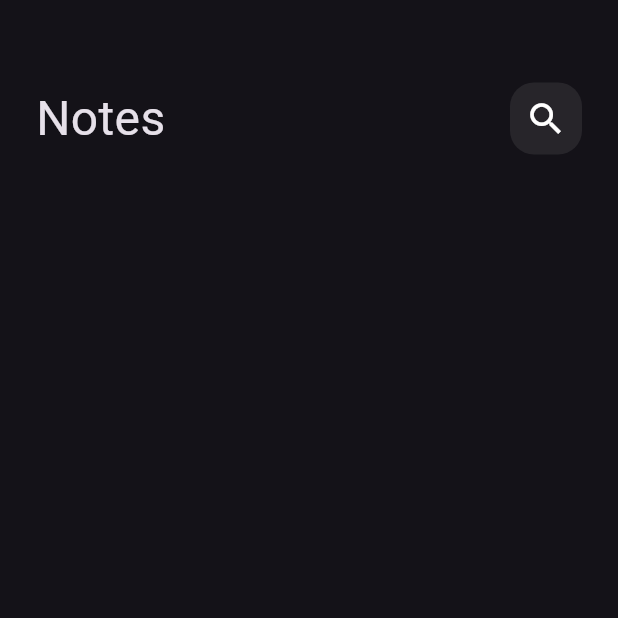
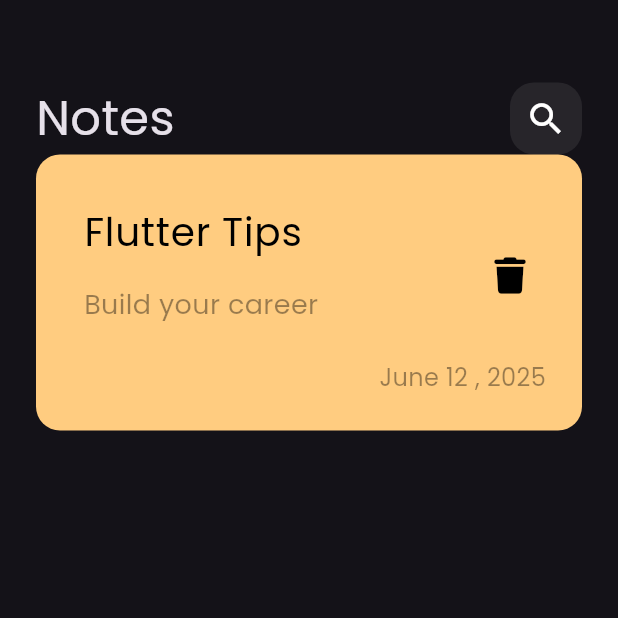
Before and after one commit to Menna2Alaa/notesApp, a Flutter app: the screen it shows after launch, on a phone screen of 412 x 824 dp, the top half of it. Run offline on Flutter 3.47's test engine with Material 3 defaults, Android fonts, the phone set to English and light mode, and no system bars; our stand-ins replace font_awesome_flutter.

Commit message:
create asset file and custome note item widget

```diff
--- a/lib/main.dart
+++ b/lib/main.dart
@@ -12,7 +12,7 @@ class NotesApp extends StatelessWidget {
   Widget build(BuildContext context) {
     return MaterialApp(
       debugShowCheckedModeBanner: false,
-      theme: ThemeData(brightness: Brightness.dark),
+      theme: ThemeData(brightness: Brightness.dark, fontFamily: 'Poppins'),
       home: const HomeView(),
     );
   }
--- /dev/null
+++ b/lib/views/widgets/custome_note_item.dart
@@ -0,0 +1,52 @@
+import 'package:flutter/material.dart';
+import 'package:font_awesome_flutter/font_awesome_flutter.dart';
+
+class NotesItem extends StatelessWidget {
+  const NotesItem({super.key});
+
+  @override
+  Widget build(BuildContext context) {
+    return Container(
+      padding: const EdgeInsets.only(top: 24, bottom: 24, left: 16),
+      decoration: BoxDecoration(
+        color: Color(0xffFFCC80),
+        borderRadius: BorderRadius.circular(16),
+      ),
+      child: Column(
+        crossAxisAlignment: CrossAxisAlignment.end,
+        children: [
+          ListTile(
+            title: const Text(
+              "Flutter Tips",
+              style: TextStyle(color: Colors.black, fontSize: 26),
+            ),
+            subtitle: Padding(
+              padding: const EdgeInsets.symmetric(vertical: 16),
+              child: Text(
+                "Build your career",
+                style: TextStyle(
+                  color: Colors.black.withValues(alpha: 0.4),
+                  fontSize: 18,
+                ),
+              ),
+            ),
+            trailing: IconButton(
+              onPressed: () {},
+              icon: Icon(FontAwesomeIcons.trash, color: Colors.black, size: 24),
+            ),
+          ),
+          Padding(
+            padding: const EdgeInsets.only(right: 24),
+            child: Text(
+              "June 12 , 2025",
+              style: TextStyle(
+                color: Colors.black.withValues(alpha: 0.4),
+                fontSize: 16,
+              ),
+            ),
+          ),
+        ],
+      ),
+    );
+  }
+}
--- a/lib/views/widgets/notes_view_body.dart
+++ b/lib/views/widgets/notes_view_body.dart
@@ -1,5 +1,6 @@
 import 'package:flutter/material.dart';
 import 'package:notes_app/views/widgets/custome_app_bar.dart';
+import 'package:notes_app/views/widgets/custome_note_item.dart';
 
 class NotesViewBody extends StatelessWidget {
   const NotesViewBody({super.key});
@@ -8,7 +9,9 @@ class NotesViewBody extends StatelessWidget {
   Widget build(BuildContext context) {
     return Padding(
       padding: const EdgeInsets.symmetric(horizontal: 24),
-      child: Column(children: const [SizedBox(height: 55), CustomeAppBar()]),
+      child: Column(
+        children: const [SizedBox(height: 55), CustomeAppBar(), NotesItem()],
+      ),
     );
   }
 }
```
Also changed, not shown: pubspec.yaml (+5 -4 lines), assets/fonts/Poppins-Regular.ttf (added), pubspec.lock.
